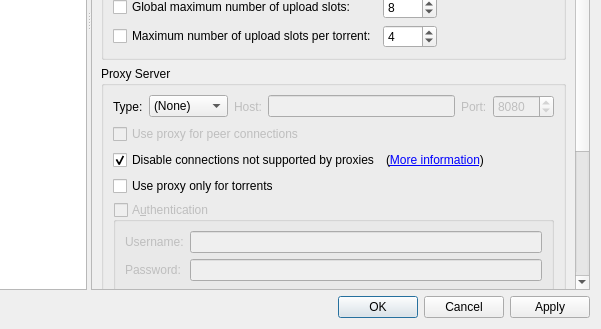
Before: the Qt Designer form src/gui/optionsdialog.ui in qbittorrent/qBittorrent, drawn with Qt 5; both pictures show x 178 to 779 and y 262 to 591 of the 779 by 591 pixel window.
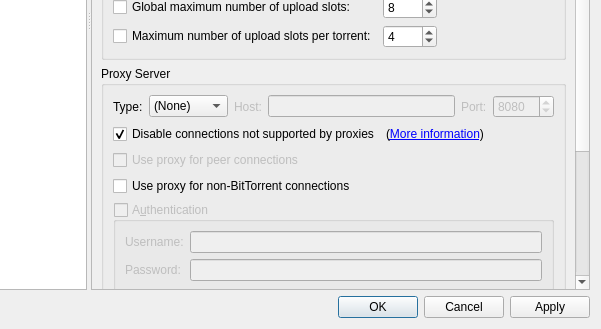
After: the same form once the commit is applied. The open tabs and pages were chosen to show the change. Custom widgets are drawn as their Qt base class.

Commit message: Update proxy option namings for better clarity

The edit to the form file:
```diff
--- a/src/gui/optionsdialog.ui
+++ b/src/gui/optionsdialog.ui
@@ -1581,19 +1581,6 @@
                  </item>
                 </layout>
                </item>
-               <item>
-                <widget class="QCheckBox" name="checkProxyPeerConnecs">
-                 <property name="enabled">
-                  <bool>false</bool>
-                 </property>
-                 <property name="toolTip">
-                  <string>Otherwise, the proxy server is only used for tracker connections</string>
-                 </property>
-                 <property name="text">
-                  <string>Use proxy for peer connections</string>
-                 </property>
-                </widget>
-               </item>
                <item>
                 <layout class="QHBoxLayout" name="forceProxyHorizontalLayout">
                  <item>
@@ -1631,13 +1618,26 @@
                  </item>
                 </layout>
                </item>
+               <item>
+                <widget class="QCheckBox" name="checkProxyPeerConnecs">
+                 <property name="enabled">
+                  <bool>false</bool>
+                 </property>
+                 <property name="toolTip">
+                  <string>Web seeds as well as regular bittorrent peer connections are considered as peer connections, tracker connections and DHT traffic are not.</string>
+                 </property>
+                 <property name="text">
+                  <string>Use proxy for peer connections</string>
+                 </property>
+                </widget>
+               </item>
                <item>
                 <widget class="QCheckBox" name="isProxyOnlyForTorrents">
                  <property name="toolTip">
                   <string>RSS feeds, search engine, software updates or anything else other than torrent transfers and related operations (such as peer exchanges) will use a direct connection</string>
                  </property>
                  <property name="text">
-                  <string>Use proxy only for torrents</string>
+                  <string>Use proxy for non-BitTorrent connections</string>
                  </property>
                  <property name="checked">
                   <bool>false</bool>
```
Left out of the diff: 2 changed lines with no effect on the pictures.
